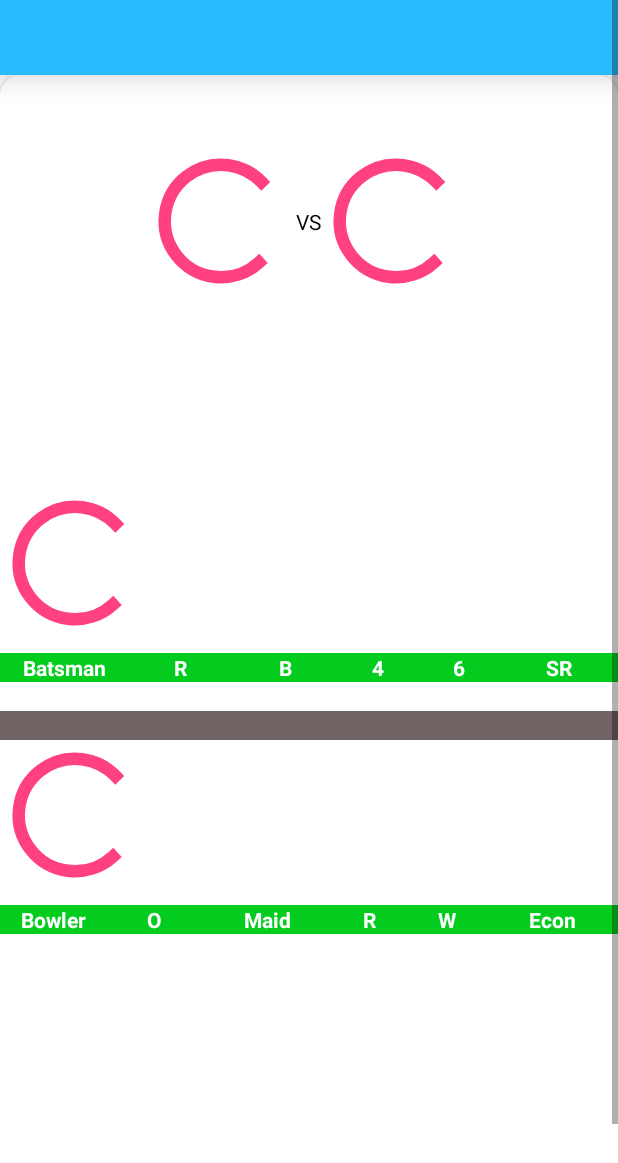
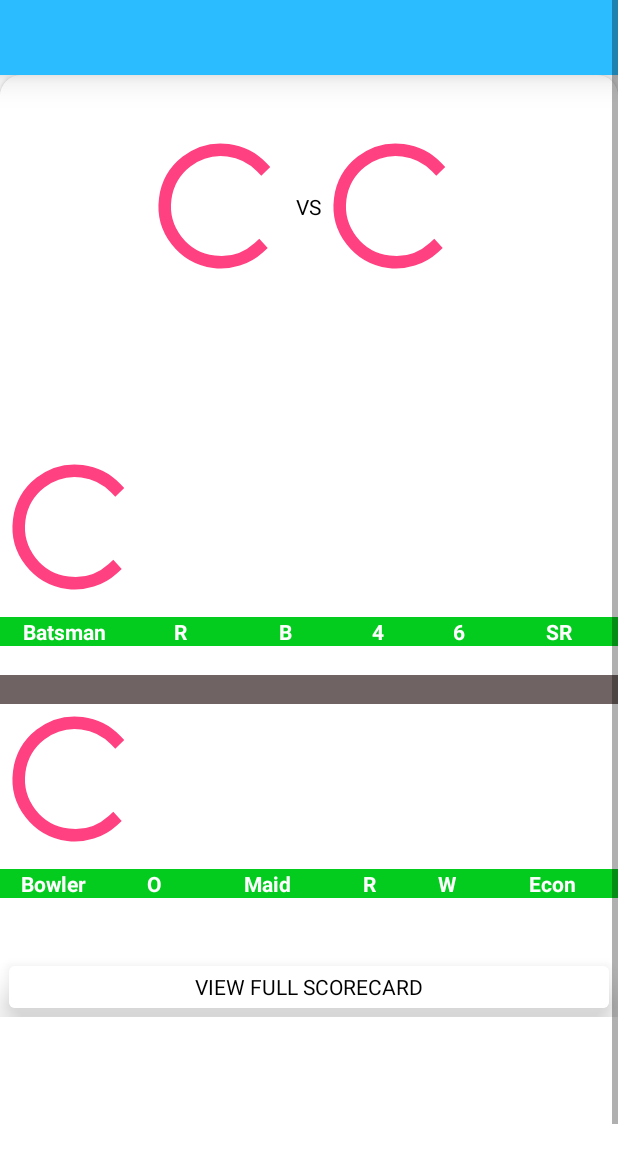
Before and after one commit to Dwijraj/League-of-Champions, an Android app: the layout activity_details_activity.xml on its own in the app's theme, with its tools: preview values and no code run, on a phone screen of 412 x 824 dp. Shown: the top 1163 px of the screen. Run offline under Robolectric (Android 15) with nearby library versions, the phone set to English and light mode, and no system bars.

Commit message:
New features

```diff
--- a/app/src/main/java/com/leagueofchampions/kiit/UI/Homescreen.java
+++ b/app/src/main/java/com/leagueofchampions/kiit/UI/Homescreen.java
@@ -96,8 +96,12 @@ public class Homescreen extends AppCompatActivity {
 
         GLOBAL_ACTIVITY=this;
 
-        FirebaseDatabase.getInstance().setPersistenceEnabled(true);
+        try {
+            FirebaseDatabase.getInstance().setPersistenceEnabled(true);
 
+        }
+        catch (Exception e)
+        {}
         Title=(ShimmerTextView) findViewById(R.id.Title);
         tabLayout=(TabLayout) findViewById(R.id.Tab_layout);
         SET_AS_WALLPAPER=(ImageView) findViewById(R.id.set_as_wallpaper);
--- a/app/src/main/res/layout/activity_details_activity.xml
+++ b/app/src/main/res/layout/activity_details_activity.xml
@@ -482,6 +482,32 @@
 
 
                             </TableLayout>
+                            <LinearLayout
+                                android:layout_marginTop="20dp"
+                                android:background="#fff"
+                                android:layout_width="match_parent"
+                                android:layout_height="40dp">
+
+                                <android.support.v7.widget.CardView
+                                    android:background="#fff"
+                                    app:cardCornerRadius="4dp"
+                                    android:layout_margin="6dp"
+                                    app:cardElevation="14dp"
+                                    android:layout_width="match_parent"
+                                    android:layout_height="match_parent">
+
+                                    <TextView
+                                        android:text="VIEW FULL SCORECARD"
+                                        android:textColor="#000"
+                                        android:gravity="center"
+                                        android:id="@+id/FullScorecard"
+                                        android:background="#fff"
+                                        android:layout_width="match_parent"
+                                        android:layout_height="match_parent" />
+
+                                </android.support.v7.widget.CardView>
+
+                            </LinearLayout>
 
 
 
```
Also changed, not shown: app/src/main/java/com/leagueofchampions/kiit/Model/Batsman.java (+11 -2 lines), app/src/main/java/com/leagueofchampions/kiit/UI/Details_activity.java (+14 -1 lines), app/src/main/java/com/leagueofchampions/kiit/UI/Scorecard.java (+7 -0 lines), app/src/main/java/com/leagueofchampions/kiit/Utils/BatsmanSorting.java (added, +18 -0 lines), app/src/main/res/layout/activity_scorecard.xml (+6 -5 lines).
